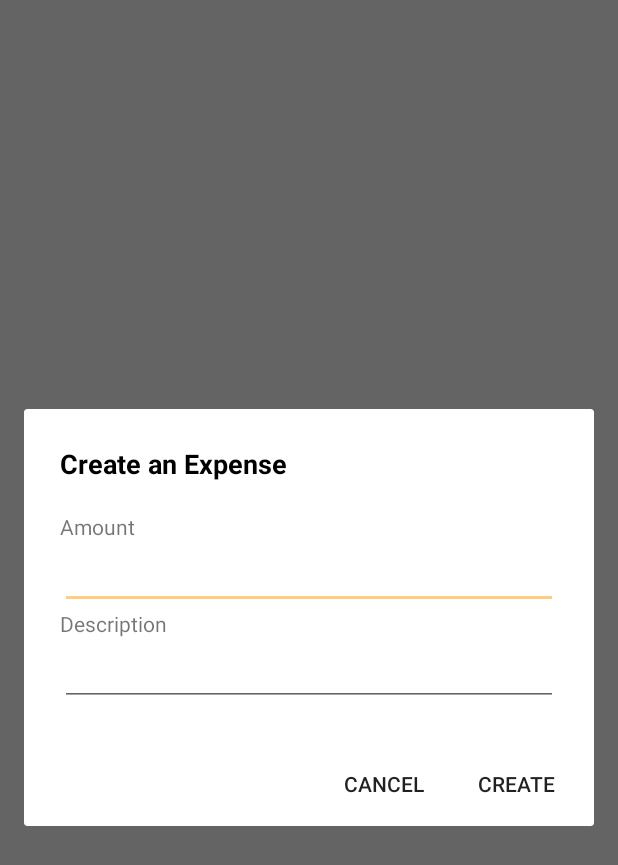
After one commit to abicelis/CreditCardExpenseManager, an Android app: the fragment CreateExpenseDialogFragment shown on its own in the app's theme, on a phone screen of 412 x 824 dp. The commit adds this screen. Shown: the top 865 px of the screen. Run offline under Robolectric (Android 15) with nearby library versions, the phone set to English and light mode, and no system bars; 1 statement that could not run was skipped.

Commit message:
Create Expense dialogFragment, Delete expense dialogFragment, strings

```diff
--- /dev/null
+++ b/app/src/main/java/ve/com/abicelis/creditcardexpensemanager/app/dialogs/CreateExpenseDialogFragment.java
@@ -0,0 +1,132 @@
+package ve.com.abicelis.creditcardexpensemanager.app.dialogs;
+
+
+import android.app.Activity;
+import android.app.Dialog;
+import android.content.DialogInterface;
+import android.os.Bundle;
+import android.support.annotation.Nullable;
+import android.support.v7.app.AlertDialog;
+import android.support.v7.app.AppCompatDialogFragment;
+import android.view.LayoutInflater;
+import android.view.View;
+import android.view.ViewGroup;
+import android.view.WindowManager;
+import android.widget.Button;
+import android.widget.EditText;
+import android.widget.Toast;
+
+import java.math.BigDecimal;
+import java.util.Calendar;
+
+import ve.com.abicelis.creditcardexpensemanager.R;
+import ve.com.abicelis.creditcardexpensemanager.database.ExpenseManagerDAO;
+import ve.com.abicelis.creditcardexpensemanager.database.ExpenseManagerDbHelper;
+import ve.com.abicelis.creditcardexpensemanager.enums.Currency;
+import ve.com.abicelis.creditcardexpensemanager.enums.ExpenseCategory;
+import ve.com.abicelis.creditcardexpensemanager.enums.ExpenseType;
+import ve.com.abicelis.creditcardexpensemanager.exceptions.CouldNotInsertDataException;
+import ve.com.abicelis.creditcardexpensemanager.model.CreditCard;
+import ve.com.abicelis.creditcardexpensemanager.model.Expense;
+
+/**
+ * Created by Alex on 9/8/2016.
+ */
+public class CreateExpenseDialogFragment extends AppCompatDialogFragment implements View.OnClickListener {
+
+    //DB
+    private ExpenseManagerDAO mDao;
+
+    //UI
+    private EditText mAmountText;
+    private EditText mDescriptionText;
+    private Button mCancelButton;
+    private Button mCreateButton;
+
+    public CreateExpenseDialogFragment() {
+        // Empty constructor is required for DialogFragment
+        // Make sure not to add arguments to the constructor
+        // Use `newInstance` instead as shown below
+    }
+
+    public static CreateExpenseDialogFragment newInstance(String title, ExpenseManagerDAO dao) {
+        CreateExpenseDialogFragment frag = new CreateExpenseDialogFragment();
+        Bundle args = new Bundle();
+        args.putString("title", title);
+        frag.setArguments(args);
+        frag.setDao(dao);
+        return frag;
+    }
+
+    public void setDao(ExpenseManagerDAO dao) {
+        mDao = dao;
+    }
+
+    @Override
+    public void onCreate(Bundle savedInstanceState) {
+        super.onCreate(savedInstanceState);
+        setRetainInstance(true);
+    }
+
+    @Override
+    public View onCreateView(LayoutInflater inflater, ViewGroup container,
+                             Bundle savedInstanceState) {
+        return inflater.inflate(R.layout.dialog_create_expense, container);
+    }
+
+    @Override
+    public void onViewCreated(View view, @Nullable Bundle savedInstanceState) {
+        super.onViewCreated(view, savedInstanceState);
+
+        // Get fields from view
+        mAmountText = (EditText) view.findViewById(R.id.dialog_expense_edit_amount);
+        mDescriptionText = (EditText) view.findViewById(R.id.dialog_expense_edit_description);
+        mCancelButton = (Button) view.findViewById(R.id.dialog_expense_button_cancel);
+        mCreateButton = (Button) view.findViewById(R.id.dialog_expense_button_create);
+
+        // Set onClick listeners
+        mCancelButton.setOnClickListener(this);
+        mCreateButton.setOnClickListener(this);
+
+        // Fetch arguments from bundle and set title
+        String title = getArguments().getString("title", "Enter Name");
+        getDialog().setTitle(title);
+
+        // Show soft keyboard automatically and request focus to field
+        mAmountText.requestFocus();
+        getDialog().getWindow().setSoftInputMode(WindowManager.LayoutParams.SOFT_INPUT_STATE_VISIBLE);
+    }
+
+    @Override
+    public void onClick(View view) {
+        int id = view.getId();
+
+        switch(id) {
+            case R.id.dialog_expense_button_create:
+                Expense expense = new Expense(1, mDescriptionText.getText().toString(), new byte[0],
+                        new BigDecimal(mAmountText.getText().toString()), Currency.VEF,
+                        Calendar.getInstance(), ExpenseCategory.CLOTHING, ExpenseType.ORDINARY);
+
+                try {
+                    mDao.insertExpense(0, expense);
+                    dismiss();
+                } catch (CouldNotInsertDataException e) {
+                    e.printStackTrace();
+                }
+                break;
+
+            case R.id.dialog_expense_button_cancel:
+                this.dismiss();
+                break;
+        }
+    }
+
+    @Override
+    public void onDismiss(DialogInterface dialog) {
+        super.onDismiss(dialog);
+        final Activity activity = getActivity();
+        if (activity instanceof DialogInterface.OnDismissListener) {
+            ((DialogInterface.OnDismissListener) activity).onDismiss(dialog);
+        }
+    }
+}
--- /dev/null
+++ b/app/src/main/res/layout/dialog_create_expense.xml
@@ -0,0 +1,82 @@
+<?xml version="1.0" encoding="utf-8"?>
+<LinearLayout xmlns:android="http://schemas.android.com/apk/res/android"
+    android:id="@+id/edit_name"
+    android:layout_width="match_parent"
+    android:layout_height="match_parent"
+    android:layout_gravity="center"
+    android:orientation="vertical"
+    >
+
+    <LinearLayout
+        android:id="@+id/dialog_expense_content"
+        android:layout_width="match_parent"
+        android:layout_height="wrap_content"
+        android:orientation="vertical"
+        android:padding="24dp"
+        >
+
+        <TextView
+            android:id="@+id/dialog_expense_txt_title"
+            android:layout_width="match_parent"
+            android:layout_height="wrap_content"
+            android:textStyle="bold"
+            android:textColor="@android:color/black"
+            android:textSize="18sp"
+            android:layout_marginBottom="20dp"
+            android:text="Create an Expense"/>
+
+        <TextView
+            android:id="@+id/dialog_expense_txt_label_amount"
+            android:text="@string/dialog_create_expense_amount"
+            android:layout_width="wrap_content"
+            android:layout_height="wrap_content" />
+
+        <EditText
+            android:id="@+id/dialog_expense_edit_amount"
+            android:layout_width="match_parent"
+            android:layout_height="wrap_content"
+            android:inputType="text"
+            android:imeOptions="actionDone" />
+
+        <TextView
+            android:id="@+id/dialog_expense_txt_label_description"
+            android:text="@string/dialog_create_expense_description"
+            android:layout_width="wrap_content"
+            android:layout_height="wrap_content" />
+
+        <EditText
+            android:id="@+id/dialog_expense_edit_description"
+            android:layout_width="match_parent"
+            android:layout_height="wrap_content"
+            android:inputType="text"
+            android:imeOptions="actionDone" />
+    </LinearLayout>
+
+<RelativeLayout
+    android:layout_width="match_parent"
+    android:layout_height="wrap_content"
+    android:orientation="horizontal"
+    android:padding="8dp"
+    android:paddingLeft="24dp"
+    >
+
+    <Button
+        android:id="@+id/dialog_expense_button_create"
+        android:layout_width="wrap_content"
+        android:layout_height="40dp"
+        android:text="CREATE"
+        android:layout_alignParentRight="true"
+        style="?attr/borderlessButtonStyle"/>
+
+    <Button
+        android:id="@+id/dialog_expense_button_cancel"
+        android:layout_width="wrap_content"
+        android:layout_height="40dp"
+        android:layout_toStartOf="@id/dialog_expense_button_create"
+        android:layout_toLeftOf="@id/dialog_expense_button_create"
+        android:text="CANCEL"
+        style="?attr/borderlessButtonStyle"/>
+
+</RelativeLayout>
+
+</LinearLayout>
--- a/app/src/main/res/values/strings.xml
+++ b/app/src/main/res/values/strings.xml
@@ -1,3 +1,8 @@
 <resources>
     <string name="app_name">CC Manager</string>
+
+
+    <string name="dialog_create_expense_title">Create new Expense</string>
+    <string name="dialog_create_expense_amount">Amount</string>
+    <string name="dialog_create_expense_description">Description</string>
 </resources>
```
Also changed, not shown: app/src/main/java/ve/com/abicelis/creditcardexpensemanager/app/dialogs/DeleteExpenseDialogFragment.java (added, +47 -0 lines).
